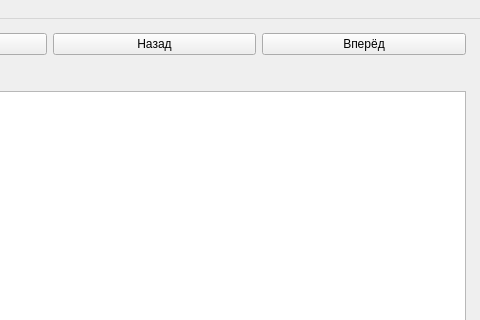
First picture: the form in QFootballStat/MainWindow.ui, repository Sova777/analyzeresults, before the edit; both pictures show x 394 to 874 and y 0 to 320 of the 874 by 657 pixel window.
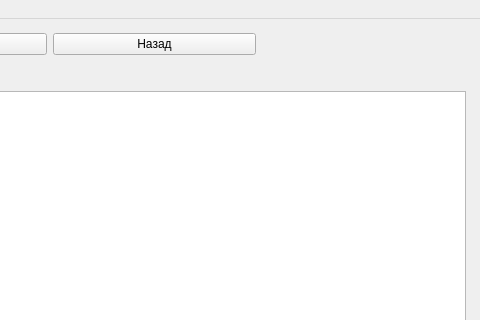
Second picture: the form after the edit. Icons and pictures are not drawn.

Diff of the .ui file:
```diff
--- a/QFootballStat/MainWindow.ui
+++ b/QFootballStat/MainWindow.ui
@@ -642,13 +642,6 @@
         </property>
        </widget>
       </item>
-      <item row="1" column="6">
-       <widget class="QPushButton" name="pushForward">
-        <property name="text">
-         <string>Вперёд</string>
-        </property>
-       </widget>
-      </item>
      </layout>
     </item>
    </layout>
```
